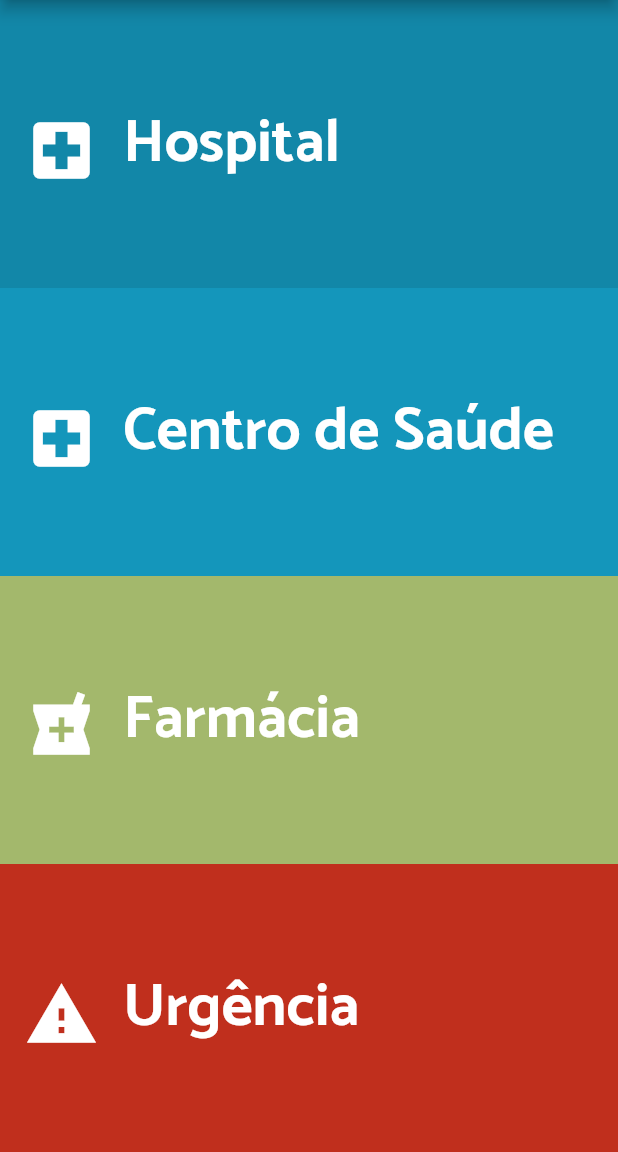
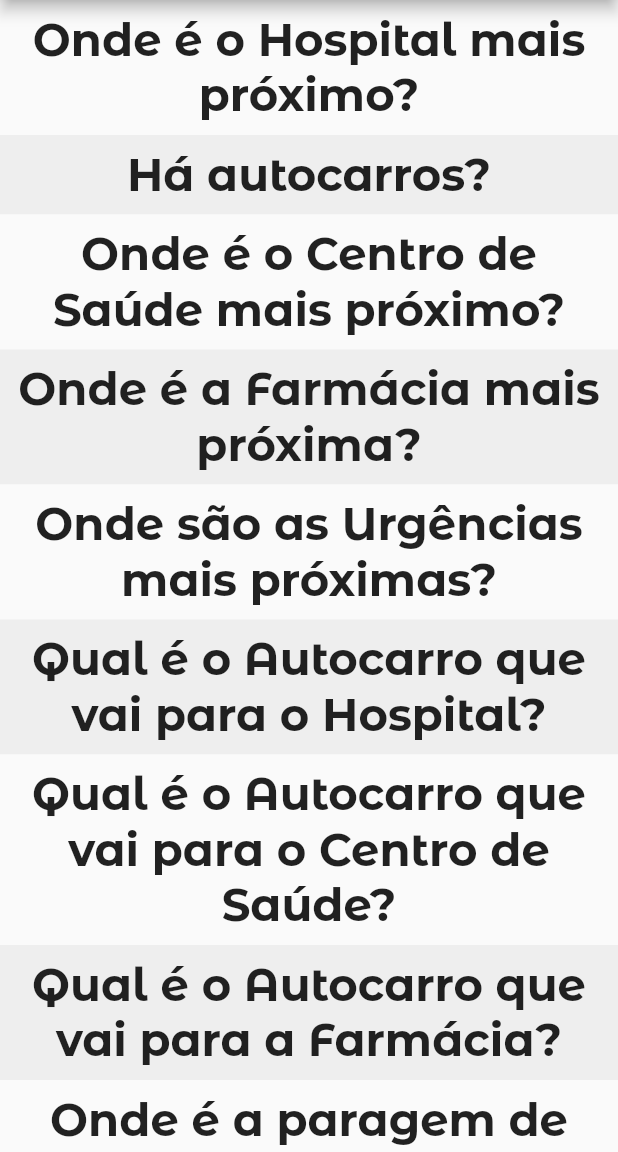
Before and after one commit to clavedefala/clavedefala_app, a Flutter app: the screen it shows after launch, after a tap on "Saúde", after a tap on "Hospital", on a phone screen of 412 x 824 dp, the part 84-1236 px from its top. Run offline on Flutter 3.47's test engine with Material 2 defaults, Android fonts, the phone set to English and light mode, and no system bars; project files that could hold a hidden picture were left out.

Commit message:
Second Implementation of Front End.

```diff
--- a/lib/main.dart
+++ b/lib/main.dart
@@ -1,10 +1,7 @@
 import 'package:flutter/material.dart';
-import 'package:swipedetector/swipedetector.dart';
 
 // Import de ficheiros nossos.
 import 'tag.dart';
-import 'phrase.dart';
-import 'motor.dart';
 
 void main() => runApp(new MyApp());
 
--- a/lib/motor.dart
+++ b/lib/motor.dart
@@ -8,11 +8,20 @@ class Motor {
   // As frases são criadas aqui.
   // TODO: Criar frases.
   List<Phrase> phrases = [
-    Phrase("Primeiro", ["Localizações", "Saúde", "Hospital"]),
-    Phrase("Segundo", ["Saúde", "Hospital"]),
-    Phrase("Terceiro", ["Hospital"]),
-    Phrase("Te?", ["Saúde", "Hostal"]),
-
+    // Transportes.
+    Phrase("Há autocarros?", ["Transportes", "Autocarro"]),
+    Phrase("Qual é o Autocarro que vai para o Hospital?", ["Transportes", "Autocarro", "Saúde", "Hospital"]),
+    Phrase("Qual é o Autocarro que vai para o Centro de Saúde?", ["Transportes", "Autocarro", "Saúde", "Centro de Saúde"]),
+    Phrase("Qual é o Autocarro que vai para a Farmácia?", ["Transportes", "Autocarro", "Saúde", "Farmácia"]),
+    // Direções.
+    Phrase("Onde é o Hospital mais próximo?", ["Direções", "Saúde", "Hospital"]),
+    Phrase("Onde é o Centro de Saúde mais próximo?", ["Direções", "Saúde", "Centro de Saúde"]),
+    Phrase("Onde é a Farmácia mais próxima?", ["Direções", "Saúde", "Farmácia"]),
+    Phrase("Onde são as Urgências mais próximas?", ["Direções", "Saúde", "Urgência"]),
+    Phrase("Onde é a paragem de Autocarro mais próxima?", ["Direções", "Transportes", "Autocarro"]),
+    Phrase("Onde apanho o Autocarro para o Hospital?", ["Direções", "Transportes", "Autocarro", "Saúde", "Hospital"]),
+    Phrase("Onde apanho o Autocarro para o Centro de Saúde?", ["Direções", "Transportes", "Autocarro", "Saúde", "Centro de Saúde"]),
+    Phrase("Onde apanho o Autocarro para a Farmácia?", ["Direções", "Transportes", "Autocarro", "Saúde", "Farmácia"]),
   ];
 
   refresh(List<String> tags) {
@@ -29,7 +38,7 @@ class Motor {
     }
 
     for (var i = 0; i < len; i++) {
-      result.insert(0, this.phrases[i].toString());
+      result.add(this.phrases[i].toString());
     }
 
     return result;
--- a/lib/phrase.dart
+++ b/lib/phrase.dart
@@ -1,5 +1,3 @@
-import 'tag.dart';
-
 // Classe que define uma Frase.
 // São escolhidas com base nas tags escolhidas.
 class Phrase {
@@ -14,10 +12,13 @@ class Phrase {
   }
 
   int comp(List<String> tags) {
-    int result = 0;
+    int result = tags.length;
+    if (result < this.tags.length) {
+      result = this.tags.length;
+    }
     for (String tag in tags) {
       if (this.tags.contains(tag)) {
-        result++;
+        result--;
       }
     }
     return result;
@@ -28,6 +29,3 @@ class Phrase {
     return this.phrase;
   }
 }
-
-// Criar uma frase.
-final frase = Phrase("Onde é o Hospital mais próximo?", ["Localizações", "Saúde", "Hospital"]);
--- a/lib/tag.dart
+++ b/lib/tag.dart
@@ -1,5 +1,6 @@
 import 'package:flutter/material.dart';
-import 'package:swipedetector/swipedetector.dart';
+import 'motor.dart';
+import 'dart:async';
 
 // Classe que define uma tag.
 class Tag {
@@ -75,6 +76,10 @@ class _TagColumnState extends State<TagColumn> {
   // Strings das tags escolhidas so far.
   List<String> stringTags = [];
 
+  Motor motor;
+
+  bool suggest = false;
+
   initialize() {
     // TODO: Escrever aqui todas as tags existentes.
     this.tags = [
@@ -83,76 +88,36 @@ class _TagColumnState extends State<TagColumn> {
         Icons.local_hospital,
         0xFFC02F1D,
         [
-          Tag(
-            "Hospital",
-            Icons.local_hospital,
-            0xFF1287A8,
-            null,
-          ),
-          Tag(
-            "Centro de Saúde",
-            Icons.local_hospital,
-            0xFF1496BB,
-            null,
-          ),
-          Tag(
-            "Farmácia",
-            Icons.local_pharmacy,
-            0xFFA3B86C,
-            [
-              Tag(
-                "Vamos mais fundo.",
-                Icons.local_pharmacy,
-                0xFFA3B86C,
-                [
-                  Tag(
-                    "Vamos ainda mais fundo.",
-                    Icons.local_pharmacy,
-                    0xFFA3B86C,
-                    [
-                      Tag(
-                        "Já chega. :)",
-                        Icons.local_pharmacy,
-                        0xFFA3B86C,
-                        null,
-                      ),
-                    ],
-                  ),
-                  Tag(
-                    "Aqui não há nada.",
-                    Icons.local_pharmacy,
-                    0xFFC02F1D,
-                    null,
-                  ),
-                ],
-              ),
-              Tag(
-                "Aqui não há nada.",
-                Icons.local_pharmacy,
-                0xFFC02F1D,
-                null,
-              ),
-              Tag(
-                "Nem aqui.",
-                Icons.local_pharmacy,
-                0xFF0D3D56,
-                null,
-              ),
-            ],
-          ),
-          Tag(
-            "Urgência",
-            Icons.warning,
-            0xFFC02F1D,
-            null,
-          )
+          Tag("Hospital", Icons.local_hospital, 0xFF1287A8, null),
+          Tag("Centro de Saúde", Icons.local_hospital, 0xFF1496BB, null),
+          Tag("Farmácia", Icons.local_pharmacy, 0xFFA3B86C, null),
+          Tag("Urgência", Icons.warning, 0xFFC02F1D, null)
         ],
       ),
       Tag(
         "Transportes",
         Icons.train,
         0xFF0D3D56,
-        null,
+        [
+          Tag(
+            "Autocarro",
+            Icons.directions_bus,
+            0xFF1496BB,
+            [
+              Tag(
+                "Saúde",
+                Icons.local_hospital,
+                0xFFC02F1D,
+                [
+                  Tag("Hospital", Icons.local_hospital, 0xFF1287A8, null),
+                  Tag("Centro de Saúde", Icons.local_hospital, 0xFF1496BB,
+                      null),
+                  Tag("Farmácia", Icons.local_pharmacy, 0xFFA3B86C, null),
+                ],
+              ),
+            ],
+          ),
+        ],
       ),
       Tag(
         "Direitos",
@@ -176,36 +141,146 @@ class _TagColumnState extends State<TagColumn> {
         "Direções",
         Icons.directions,
         0xFFEBC944,
-        null,
+        [
+          Tag(
+            "Saúde",
+            Icons.local_hospital,
+            0xFFC02F1D,
+            [
+              Tag("Hospital", Icons.local_hospital, 0xFF1287A8, null),
+              Tag("Centro de Saúde", Icons.local_hospital, 0xFF1496BB, null),
+              Tag("Farmácia", Icons.local_pharmacy, 0xFFA3B86C, null),
+              Tag("Urgência", Icons.warning, 0xFFC02F1D, null)
+            ],
+          ),
+          Tag(
+            "Transportes",
+            Icons.train,
+            0xFF0D3D56,
+            [
+              Tag(
+                "Autocarro",
+                Icons.directions_bus,
+                0xFF1496BB,
+                [
+                  Tag(
+                    "Saúde",
+                    Icons.local_hospital,
+                    0xFFC02F1D,
+                    [
+                      Tag("Hospital", Icons.local_hospital, 0xFF1287A8, null),
+                      Tag("Centro de Saúde", Icons.local_hospital, 0xFF1496BB,
+                          null),
+                      Tag("Farmácia", Icons.local_pharmacy, 0xFFA3B86C, null),
+                    ],
+                  ),
+                ],
+              ),
+            ],
+          ),
+        ],
       ),
     ];
     this.pastTags = [];
     this.stringTags = [];
+    this.motor = Motor();
   }
 
   void refresh(List<Tag> tags, Tag tag) {
-    if (tags != null && tags != null) {
+    if (tags != null && tag != null) {
       setState(() {
         this.stringTags.add(tag.toString());
         this.pastTags.add(this.tags);
         this.tags = tags;
       });
+    } else if (tags == null && tag != null) {
+      setState(() {
+        this.suggest = true;
+        this.stringTags.add(tag.toString());
+      });
     }
+    this.motor.refresh(stringTags);
   }
 
   _goBack() {
-    if (pastTags.isNotEmpty) {
-      stringTags.removeLast();
+    if (this.suggest == true) {
+      this.suggest = false;
+      this.stringTags.removeLast();
+      setState(() {
+        this.motor.refresh(this.stringTags);
+      });
+    } else if (pastTags.isNotEmpty) {
+      this.stringTags.removeLast();
       setState(() {
         this.tags = this.pastTags.last;
+        this.motor.refresh(this.stringTags);
       });
-      pastTags.removeLast();
+      this.pastTags.removeLast();
     }
 
     print("_goBack");
   }
 
+  Future<bool> _goBackButton() async {
+    try {
+      if (this.suggest == true) {
+        this.suggest = false;
+        this.stringTags.removeLast();
+        setState(() {
+          this.motor.refresh(this.stringTags);
+        });
+      } else if (pastTags.isNotEmpty) {
+        this.stringTags.removeLast();
+        setState(() {
+          this.tags = this.pastTags.last;
+          this.motor.refresh(this.stringTags);
+        });
+        this.pastTags.removeLast();
+      }
+      print("_goBack successful");
+      return false;
+    } catch (e) {
+      print("_goBack with error " + e.toString());
+      return false;
+    }
+  }
+
   Widget _buildColumn() {
+    if (suggest == true) {
+      var phraseList = <Widget>[];
+      int color = 0xFFFAFAFA;
+      for (String phrase in this.motor.getPhrases()) {
+        color = 0xFFFAFAFA;
+        if (phraseList.length.isOdd) {
+          color = 0xFFEEEEEE;
+        }
+        phraseList.add(
+          Container(
+            padding: EdgeInsets.fromLTRB(2.0, 8.0, 2.0, 8.0),
+            color: Color(color),
+            child: Center(
+              child: Text(
+                phrase,
+                textAlign: TextAlign.center,
+                overflow: TextOverflow.clip,
+                style: TextStyle(
+                  fontSize: 30.0,
+                ),
+              ),
+            ),
+          ),
+        );
+      }
+      return Dismissible(
+        key: Key("suggest"),
+        onDismissed: (direction) {
+          setState(() {
+            this._goBack();
+          });
+        },
+        child: ListView(key: Key("suggest"), children: phraseList),
+      );
+    } else {
       var tagItems = <Widget>[];
 
       for (Tag tag in this.tags) {
@@ -223,7 +298,10 @@ class _TagColumnState extends State<TagColumn> {
         return column;
       }
 
-    return Dismissible(
+      return Column(
+        children: <Widget>[
+          Expanded(
+            child: Dismissible(
               key: Key(this.tags.last.toString()),
               onDismissed: (direction) {
                 setState(() {
@@ -231,12 +309,27 @@ class _TagColumnState extends State<TagColumn> {
                 });
               },
               child: column,
+            ),
+          ),
+          Container(
+            padding: EdgeInsets.fromLTRB(0.0, 8.0, 0.0, 8.0),
+            child: Text(
+              this.motor.getPhrases()[0],
+              textAlign: TextAlign.center,
+              overflow: TextOverflow.clip,
+              style: TextStyle(
+                fontSize: 20.0,
+              ),
+            ),
+          )
+        ],
       );
+    }
   }
 
   @override
   Widget build(BuildContext context) {
-    return _buildColumn();
+    return WillPopScope(child: _buildColumn(), onWillPop: () => _goBackButton().then((bool value) => Future<bool>.value(value)));
   }
 
   @override
```
Lines whose indentation alone changed are shown as unchanged.
